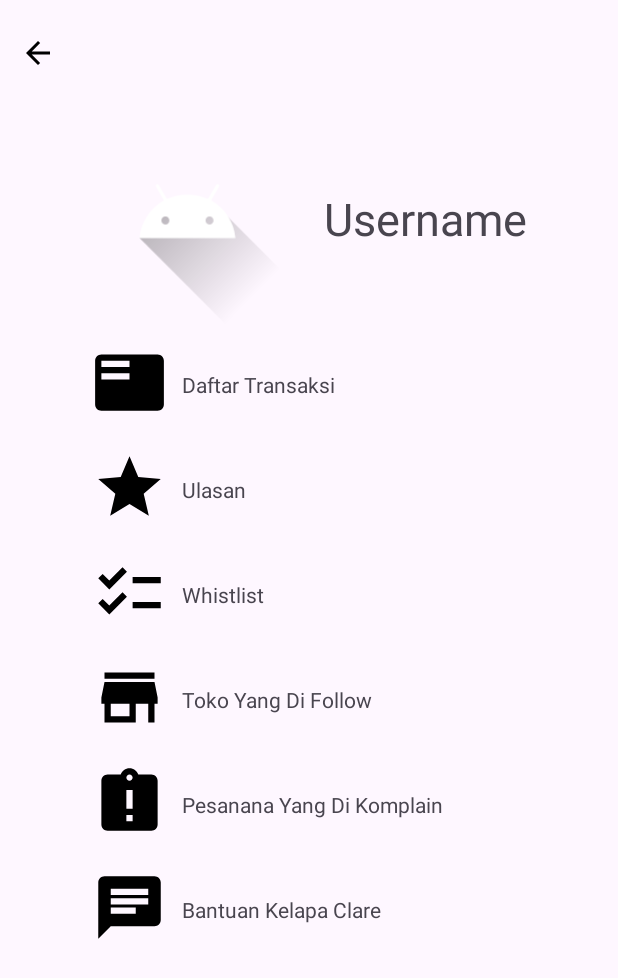
After one commit to hammamrobbani10/klapa-application, an Android app: the ProfilePageActivity screen opened directly, with no data from a screen before it, on a phone screen of 412 x 824 dp. The commit adds this screen. Shown: the top 978 px of the screen. Run offline under Robolectric (Android 15) with nearby library versions, the light colour scheme and no system bars.

Commit message:
Penambahan Malam ini

```diff
--- a/app/src/main/AndroidManifest.xml
+++ b/app/src/main/AndroidManifest.xml
@@ -12,6 +12,9 @@
         android:supportsRtl="true"
         android:theme="@style/Theme.Klapa"
         tools:targetApi="31">
+        <activity
+            android:name=".profile.ProfilePageActivity"
+            android:exported="false" />
         <activity
             android:name=".data.chatbot.ChatBotActivity"
             android:exported="false" />
--- /dev/null
+++ b/app/src/main/java/com/example/klapa/profile/ProfilePageActivity.kt
@@ -0,0 +1,21 @@
+package com.example.klapa.profile
+
+import android.content.Intent
+import androidx.appcompat.app.AppCompatActivity
+import android.os.Bundle
+import android.widget.ImageButton
+import com.example.klapa.R
+import com.example.klapa.view.home.HomeActivity
+
+class ProfilePageActivity : AppCompatActivity() {
+
+    override fun onCreate(savedInstanceState: Bundle?) {
+        super.onCreate(savedInstanceState)
+        setContentView(R.layout.activity_profile_page)
+        val backButtonProfile: ImageButton = findViewById(R.id.backButtonProfile)
+        backButtonProfile.setOnClickListener {
+            val intent = Intent(this, HomeActivity::class.java)
+            startActivity(intent)
+        }
+    }
+}
--- a/app/src/main/java/com/example/klapa/view/home/HomeActivity.kt
+++ b/app/src/main/java/com/example/klapa/view/home/HomeActivity.kt
@@ -8,6 +8,7 @@ import android.os.Bundle
 import android.text.Editable
 import android.text.TextWatcher
 import android.widget.EditText
+import android.widget.ImageButton
 import androidx.appcompat.app.AppCompatActivity
 import androidx.recyclerview.widget.GridLayoutManager
 import androidx.recyclerview.widget.RecyclerView
@@ -16,6 +17,7 @@ import com.example.klapa.R
 import com.example.klapa.data.detail.DetailActivity
 import com.example.klapa.data.model.GambarAdapter
 import com.example.klapa.data.model.GambarModel
+import com.example.klapa.profile.ProfilePageActivity
 
 class HomeActivity : AppCompatActivity() {
 
@@ -238,5 +240,10 @@ class HomeActivity : AppCompatActivity() {
                 startActivity(intent)
             }
         })
+        val personButton: ImageButton = findViewById(R.id.personButton)
+        personButton.setOnClickListener {
+            val intent = Intent(this, ProfilePageActivity::class.java)
+            startActivity(intent)
+        }
     }
 }
--- /dev/null
+++ b/app/src/main/res/drawable/baseline_assignment_late_24.xml
@@ -0,0 +1,5 @@
+<vector android:height="24dp" android:tint="#000000"
+    android:viewportHeight="24" android:viewportWidth="24"
+    android:width="24dp" xmlns:android="http://schemas.android.com/apk/res/android">
+    <path android:fillColor="@android:color/white" android:pathData="M19,3h-4.18C14.4,1.84 13.3,1 12,1c-1.3,0 -2.4,0.84 -2.82,2L5,3c-1.1,0 -2,0.9 -2,2v14c0,1.1 0.9,2 2,2h14c1.1,0 2,-0.9 2,-2L21,5c0,-1.1 -0.9,-2 -2,-2zM13,18h-2v-2h2v2zM13,14h-2L11,8h2v6zM12,5c-0.55,0 -1,-0.45 -1,-1s0.45,-1 1,-1 1,0.45 1,1 -0.45,1 -1,1z"/>
+</vector>
--- /dev/null
+++ b/app/src/main/res/drawable/baseline_chat_24.xml
@@ -0,0 +1,5 @@
+<vector android:autoMirrored="true" android:height="24dp"
+    android:tint="#000000" android:viewportHeight="24"
+    android:viewportWidth="24" android:width="24dp" xmlns:android="http://schemas.android.com/apk/res/android">
+    <path android:fillColor="@android:color/white" android:pathData="M20,2L4,2c-1.1,0 -1.99,0.9 -1.99,2L2,22l4,-4h14c1.1,0 2,-0.9 2,-2L22,4c0,-1.1 -0.9,-2 -2,-2zM6,9h12v2L6,11L6,9zM14,14L6,14v-2h8v2zM18,8L6,8L6,6h12v2z"/>
+</vector>
--- /dev/null
+++ b/app/src/main/res/drawable/ic_list.xml
@@ -0,0 +1,5 @@
+<vector android:autoMirrored="true" android:height="24dp"
+    android:tint="#000000" android:viewportHeight="24"
+    android:viewportWidth="24" android:width="24dp" xmlns:android="http://schemas.android.com/apk/res/android">
+    <path android:fillColor="@android:color/white" android:pathData="M21,3L3,3c-1.1,0 -2,0.9 -2,2v14c0,1.1 0.9,2 2,2h18c1.1,0 2,-0.9 2,-2L23,5c0,-1.1 -0.9,-2 -2,-2zM12,11L3,11L3,9h9v2zM12,7L3,7L3,5h9v2z"/>
+</vector>
--- /dev/null
+++ b/app/src/main/res/drawable/ic_star.xml
@@ -0,0 +1,5 @@
+<vector android:height="24dp" android:tint="#000000"
+    android:viewportHeight="24" android:viewportWidth="24"
+    android:width="24dp" xmlns:android="http://schemas.android.com/apk/res/android">
+    <path android:fillColor="@android:color/white" android:pathData="M12,17.27L18.18,21l-1.64,-7.03L22,9.24l-7.19,-0.61L12,2 9.19,8.63 2,9.24l5.46,4.73L5.82,21z"/>
+</vector>
--- /dev/null
+++ b/app/src/main/res/drawable/ic_store.xml
@@ -0,0 +1,5 @@
+<vector android:height="24dp" android:tint="#000000"
+    android:viewportHeight="24" android:viewportWidth="24"
+    android:width="24dp" xmlns:android="http://schemas.android.com/apk/res/android">
+    <path android:fillColor="@android:color/white" android:pathData="M20,4L4,4v2h16L20,4zM21,14v-2l-1,-5L4,7l-1,5v2h1v6h10v-6h4v6h2v-6h1zM12,18L6,18v-4h6v4z"/>
+</vector>
--- /dev/null
+++ b/app/src/main/res/drawable/ic_whistlist.xml
@@ -0,0 +1,5 @@
+<vector android:height="24dp" android:tint="#000000"
+    android:viewportHeight="24" android:viewportWidth="24"
+    android:width="24dp" xmlns:android="http://schemas.android.com/apk/res/android">
+    <path android:fillColor="@android:color/white" android:pathData="M22,7h-9v2h9V7zM22,15h-9v2h9V15zM5.54,11L2,7.46l1.41,-1.41l2.12,2.12l4.24,-4.24l1.41,1.41L5.54,11zM5.54,19L2,15.46l1.41,-1.41l2.12,2.12l4.24,-4.24l1.41,1.41L5.54,19z"/>
+</vector>
--- /dev/null
+++ b/app/src/main/res/layout/activity_profile_page.xml
@@ -0,0 +1,141 @@
+<?xml version="1.0" encoding="utf-8"?>
+<LinearLayout xmlns:android="http://schemas.android.com/apk/res/android"
+    xmlns:app="http://schemas.android.com/apk/res-auto"
+    xmlns:tools="http://schemas.android.com/tools"
+    android:layout_width="match_parent"
+    android:layout_height="match_parent"
+    tools:context=".profile.ProfilePageActivity">
+
+    <ImageButton
+        android:id="@+id/backButtonProfile"
+        android:src="@drawable/baseline_arrow_back_24"
+        android:layout_width="50dp"
+        android:layout_height="50dp"
+        android:background="@android:color/transparent"
+        android:layout_marginTop="10dp" />
+
+    <ImageView
+        android:id="@+id/imageViewProfile"
+        android:layout_width="150dp"
+        android:layout_height="150dp"
+        android:src="@drawable/ic_launcher_foreground"
+        app:layout_constraintStart_toStartOf="parent"
+        app:layout_constraintTop_toTopOf="parent"
+        app:layout_constraintBottom_toBottomOf="parent"
+        android:layout_marginTop="70dp"/>
+
+    <TextView
+        android:id="@+id/textViewUsername"
+        android:layout_width="wrap_content"
+        android:layout_height="wrap_content"
+        android:text="Username"
+        android:textSize="30sp"
+        android:layout_marginStart="16dp"
+        app:layout_constraintStart_toEndOf="@id/imageViewProfile"
+        app:layout_constraintTop_toTopOf="parent"
+        app:layout_constraintBottom_toBottomOf="parent"
+        android:layout_marginTop="125dp"/>
+
+
+    <ImageView
+        android:id="@+id/transaksiViewProfile"
+        android:layout_width="50dp"
+        android:layout_height="50dp"
+        android:layout_marginTop="230dp"
+        android:src="@drawable/ic_list"
+        android:layout_marginStart="-290dp" />
+
+    <TextView
+        android:id="@+id/transaksiTextView"
+        android:layout_width="200dp"
+        android:layout_height="wrap_content"
+        android:layout_marginTop="230dp"
+        android:layout_marginStart="10dp"
+        android:text="Daftar Transaksi"/>
+
+    <ImageView
+        android:id="@+id/ulasanViewProfile"
+        android:layout_width="50dp"
+        android:layout_height="50dp"
+        android:layout_marginTop="300dp"
+        android:src="@drawable/ic_star"
+        android:layout_marginStart="-260dp"/>
+
+    <TextView
+        android:id="@+id/ulasanTextView"
+        android:layout_width="200dp"
+        android:layout_height="wrap_content"
+        android:layout_marginTop="300dp"
+        android:layout_marginStart="10dp"
+        android:text="Ulasan"/>
+
+    <ImageView
+        android:id="@+id/whislistViewProfile"
+        android:layout_width="50dp"
+        android:layout_height="50dp"
+        android:layout_marginTop="370dp"
+        android:src="@drawable/ic_whistlist"
+        android:layout_marginStart="-260dp"/>
+
+    <TextView
+        android:id="@+id/whislistTextView"
+        android:layout_width="200dp"
+        android:layout_height="wrap_content"
+        android:layout_marginTop="370dp"
+        android:layout_marginStart="10dp"
+        android:text="Whistlist"/>
+
+    <ImageView
+        android:id="@+id/tokoViewProfile"
+        android:layout_width="50dp"
+        android:layout_height="50dp"
+        android:layout_marginTop="440dp"
+        android:src="@drawable/ic_store"
+        android:layout_marginStart="-260dp"/>
+
+    <TextView
+        android:id="@+id/tokoTextView"
+        android:layout_width="200dp"
+        android:layout_height="wrap_content"
+        android:layout_marginTop="440dp"
+        android:layout_marginStart="10dp"
+        android:text="Toko Yang Di Follow"/>
+
+    <ImageView
+        android:id="@+id/pesananViewProfile"
+        android:layout_width="50dp"
+        android:layout_height="50dp"
+        android:layout_marginTop="510dp"
+        android:src="@drawable/baseline_assignment_late_24"
+        android:layout_marginStart="-260dp"/>
+
+    <TextView
+        android:id="@+id/pesananTextView"
+        android:layout_width="200dp"
+        android:layout_height="wrap_content"
+        android:layout_marginTop="510dp"
+        android:layout_marginStart="10dp"
+        android:text="Pesanana Yang Di Komplain"/>
+
+    <ImageView
+        android:id="@+id/bantuanViewProfile"
+        android:layout_width="50dp"
+        android:layout_height="50dp"
+        android:layout_marginTop="580dp"
+        android:src="@drawable/baseline_chat_24"
+        android:layout_marginStart="-260dp"/>
+
+    <TextView
+        android:id="@+id/bantuanTextView"
+        android:layout_width="200dp"
+        android:layout_height="wrap_content"
+        android:layout_marginTop="580dp"
+        android:layout_marginStart="10dp"
+        android:text="Bantuan Kelapa Clare"/>
+
+
+
+
+
+
+</LinearLayout>
```
